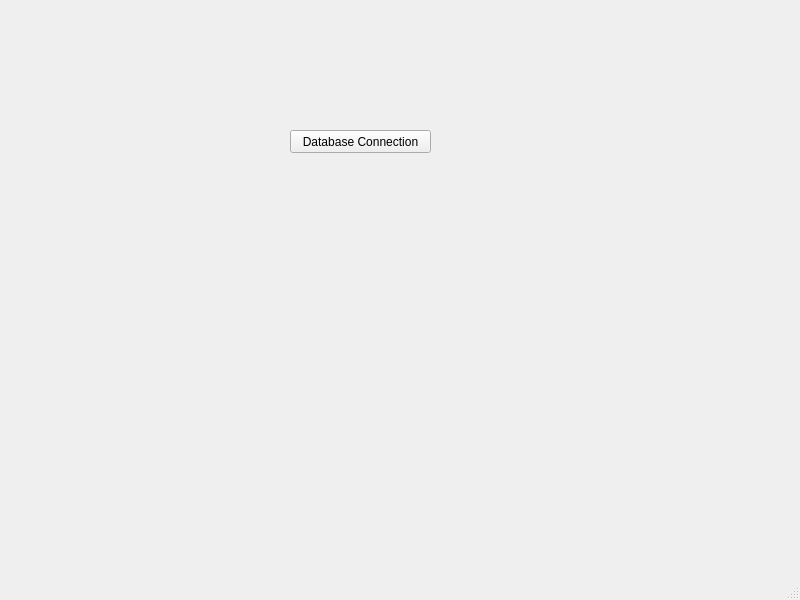
Before: the Qt Designer form Aqr_Software_Proyecto/mainwindow.ui in MarioCarrillo09/CashFlow, drawn with Qt 5.
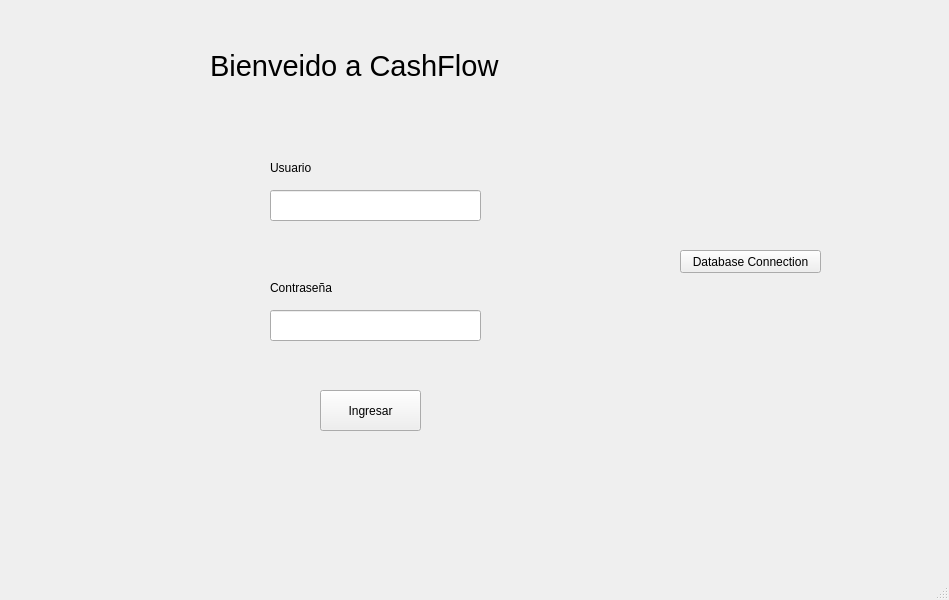
After: the same form once the commit is applied.

Patch:
```diff
--- a/Aqr_Software_Proyecto/mainwindow.ui
+++ b/Aqr_Software_Proyecto/mainwindow.ui
@@ -6,7 +6,7 @@
    <rect>
     <x>0</x>
     <y>0</y>
-    <width>800</width>
+    <width>949</width>
     <height>600</height>
    </rect>
   </property>
@@ -17,8 +17,8 @@
    <widget class="QPushButton" name="pushButton">
     <property name="geometry">
      <rect>
-      <x>290</x>
-      <y>130</y>
+      <x>680</x>
+      <y>250</y>
       <width>141</width>
       <height>23</height>
      </rect>
@@ -27,6 +27,99 @@
      <string>Database Connection</string>
     </property>
    </widget>
+   <widget class="QPushButton" name="Ingresar">
+    <property name="geometry">
+     <rect>
+      <x>320</x>
+      <y>390</y>
+      <width>101</width>
+      <height>41</height>
+     </rect>
+    </property>
+    <property name="text">
+     <string>Ingresar</string>
+    </property>
+   </widget>
+   <widget class="QLabel" name="label_4">
+    <property name="geometry">
+     <rect>
+      <x>270</x>
+      <y>280</y>
+      <width>71</width>
+      <height>16</height>
+     </rect>
+    </property>
+    <property name="text">
+     <string>Contraseña</string>
+    </property>
+   </widget>
+   <widget class="QLabel" name="label">
+    <property name="geometry">
+     <rect>
+      <x>210</x>
+      <y>40</y>
+      <width>371</width>
+      <height>51</height>
+     </rect>
+    </property>
+    <property name="font">
+     <font>
+      <pointsize>22</pointsize>
+     </font>
+    </property>
+    <property name="text">
+     <string>Bienveido a CashFlow</string>
+    </property>
+    <property name="wordWrap">
+     <bool>false</bool>
+    </property>
+   </widget>
+   <widget class="QLineEdit" name="inputPassword">
+    <property name="geometry">
+     <rect>
+      <x>270</x>
+      <y>310</y>
+      <width>211</width>
+      <height>31</height>
+     </rect>
+    </property>
+   </widget>
+   <widget class="QLabel" name="label_3">
+    <property name="geometry">
+     <rect>
+      <x>270</x>
+      <y>160</y>
+      <width>55</width>
+      <height>16</height>
+     </rect>
+    </property>
+    <property name="text">
+     <string>Usuario</string>
+    </property>
+   </widget>
+   <widget class="QLineEdit" name="inputUsername">
+    <property name="geometry">
+     <rect>
+      <x>270</x>
+      <y>190</y>
+      <width>211</width>
+      <height>31</height>
+     </rect>
+    </property>
+   </widget>
+   <widget class="QLabel" name="alertaLogin">
+    <property name="geometry">
+     <rect>
+      <x>230</x>
+      <y>480</y>
+      <width>261</width>
+      <height>51</height>
+     </rect>
+    </property>
+    <property name="text">
+     <string/>
+    </property>
+   </widget>
   </widget>
   <widget class="QMenuBar" name="menubar">
    <property name="geometry">
```
Left out of the diff: 4 changed lines with no effect on the pictures.
